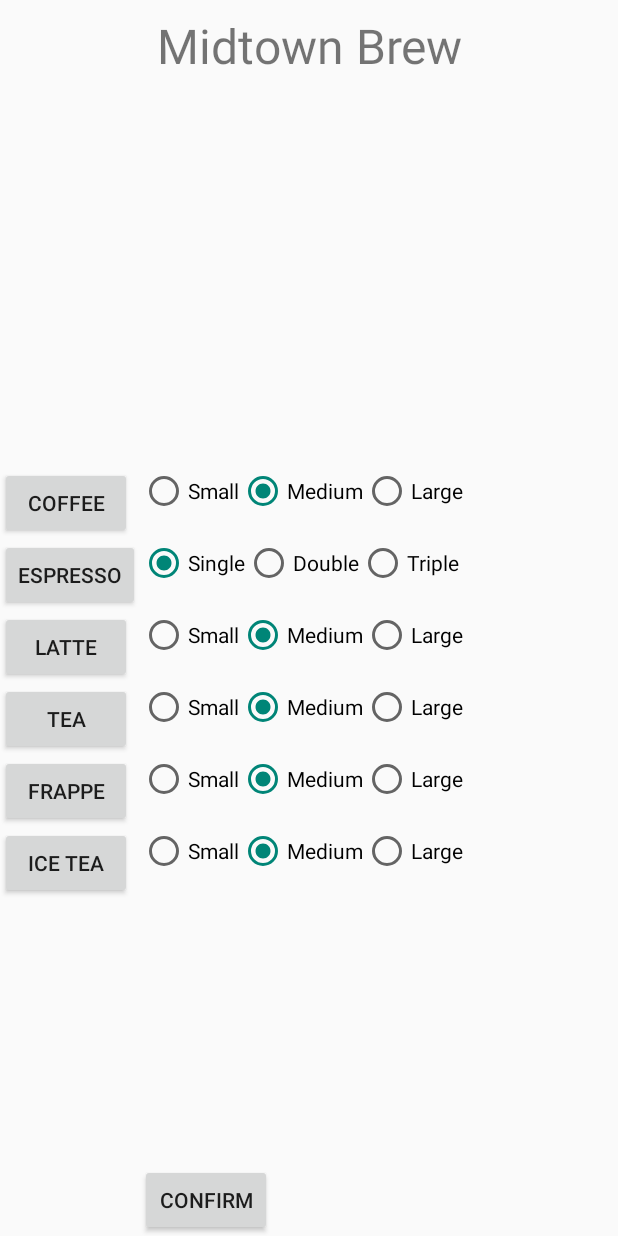
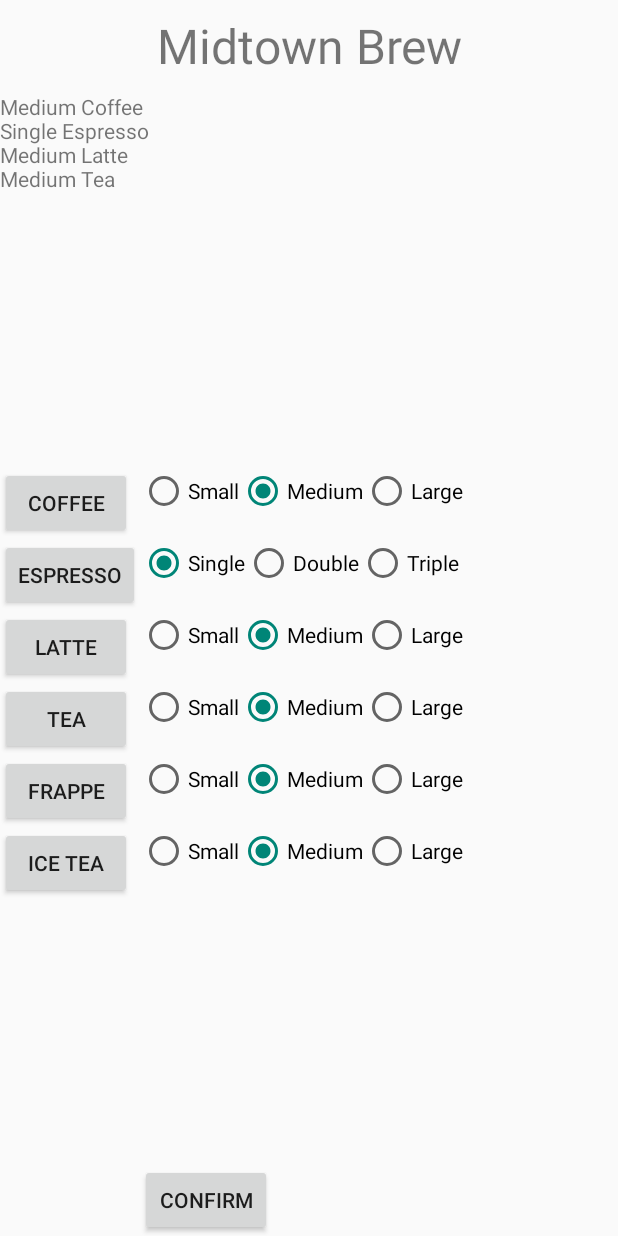
Before and after one commit to BeiwenLiu/IBMConversationApp, an Android app: the TouchTest screen opened directly, with no data from a screen before it, after a tap on "TEA", on a phone screen of 412 x 824 dp. Run offline under Robolectric (Android 15) with nearby library versions, the phone set to English and light mode, and no system bars; network calls fail; 3 other taps on this screen came first.

Commit message:
Integrate Google SST and overall view logging for responses
Change-Id: Ied8adaefd1ce1626697319c383c7da07e2593795

```diff
--- a/app/src/main/java/com/example/macbookretina/ibmconversation/TouchTest.java
+++ b/app/src/main/java/com/example/macbookretina/ibmconversation/TouchTest.java
@@ -1,27 +1,40 @@
 package com.example.macbookretina.ibmconversation;
 
+import android.content.ActivityNotFoundException;
+import android.content.Context;
+import android.content.Intent;
 import android.os.AsyncTask;
 import android.os.Bundle;
+import android.speech.RecognizerIntent;
 import android.support.v7.app.AppCompatActivity;
 import android.view.View;
 import android.widget.Button;
 import android.widget.RadioButton;
 import android.widget.RadioGroup;
 import android.widget.TextView;
+import android.widget.Toast;
 
+import org.json.JSONObject;
+
+import java.util.ArrayList;
 import java.util.HashMap;
+import java.util.Locale;
 
 /**
  * Created by MacbookRetina on 12/10/16.
  */
 public class TouchTest extends AppCompatActivity {
-    Button coffee,latte,espresso,tea,icetea,frappe,hamburger,chickennuggets,icecream,fries,cookies, softdrink, brewConfirm, cafeConfirm;
+    Button coffee,latte,espresso,tea,icetea,frappe,hamburger,chickennuggets,icecream,fries,cookies, softdrink, brewConfirm, cafeConfirm,watsonButton;
     RadioGroup coffeegroup, lattegroup,espressogroup, teagroup, iceteagroup, frappegroup;
 
     RadioGroup softdrinkgroup, friesgroup, icecreamgroup;
-    TextView brewview, cafeview;
+    TextView brewview, cafeview,watsonView,overallView;
     TouchHandler watson;
     HashMap<String, String> map;
+
+    WatsonService watsonService;
+    public final int SPEECH_REQUEST_CODE = 123;
+    String id = "00b866d89308247b213eb6ea90766acb";
 
 
     public void onCreate(Bundle savedInstanceState) {
@@ -57,13 +70,18 @@ public class TouchTest extends AppCompatActivity {
 
         brewview = (TextView) findViewById(R.id.brewView);
         cafeview = (TextView) findViewById(R.id.cafeView);
-
+        watsonView = (TextView) findViewById(R.id.watsonView);
+        overallView = (TextView) findViewById(R.id.overallView);
         brewConfirm = (Button) findViewById(R.id.brewConfirm);
         cafeConfirm = (Button) findViewById(R.id.cafeconfirm);
 
+        watsonButton = (Button) findViewById(R.id.watsonButton);
+
+        final Context context = this;
         map = new HashMap();
 
         watson = new TouchHandler();
+        watsonService = new WatsonService();
 
 
         coffee.setOnClickListener(new View.OnClickListener() {
@@ -201,7 +219,7 @@ public class TouchTest extends AppCompatActivity {
             @Override
             public void onClick(View v) {
                 Handle handler = new Handle();
-                handler.execute("", brewConfirm.getText().toString(),"");
+                handler.execute("", brewConfirm.getText().toString(), "");
             }
         });
 
@@ -213,18 +231,30 @@ public class TouchTest extends AppCompatActivity {
             }
         });
 
+        watsonButton.setOnClickListener(new View.OnClickListener() {
+            @Override
+            public void onClick(View v) {
+
+                GoogleSTT a = new GoogleSTT(context);
+                a.showGoogleInputDialog();
+            }
+        });
+
     }
 
     private class Handle extends AsyncTask<String, String, String> {
         String resp;
         String whichView;
         String cafe;
+        String brew;
         @Override
         protected String doInBackground(String... params) {
             resp = watson.handleCommand(params[0], params[1], params[2]);
             whichView = params[0];
             if (whichView.equals("Midtown Cafe")) {
                 cafe = params[2] + " " + params[1];
+            } else if (whichView.equals("Midtown Brew")) {
+                brew = params[2] + " " + params[1];
             }
             return null;
         };
@@ -232,12 +262,74 @@ public class TouchTest extends AppCompatActivity {
         @Override
         protected void onPostExecute(String result) {
             if (whichView.equals("Midtown Brew")) {
-                brewview.append(resp);
+                brewview.append(brew);
                 brewview.append("\n");
             } else if (whichView.equals("Midtown Cafe")) {
                 cafeview.append(cafe);
                 cafeview.append("\n");
             }
+
+            overallView.append(resp);
+            overallView.append("\n");
+
+        }
+    }
+
+    private class Watson extends AsyncTask<String, String, String> {
+        String resp;
+        String whichView;
+        String cafe;
+        @Override
+        protected String doInBackground(String... params) {
+            try {
+                JSONObject temp = watsonService.conversation(id, params[0], "1", "Speech");
+                resp = temp.get("text").toString();
+            } catch (Exception e) {
+                e.printStackTrace();
+            }
+            return null;
+        };
+
+        @Override
+        protected void onPostExecute(String result) {
+            watsonView.setText(resp);
+            overallView.append(resp);
+            overallView.append("\n");
+        }
+    }
+
+    public void showGoogleInputDialog() {
+        Intent intent = new Intent(RecognizerIntent.ACTION_RECOGNIZE_SPEECH);
+        intent.putExtra(RecognizerIntent.EXTRA_LANGUAGE_MODEL,
+                RecognizerIntent.LANGUAGE_MODEL_FREE_FORM);
+        intent.putExtra(RecognizerIntent.EXTRA_LANGUAGE, Locale.getDefault());
+        intent.putExtra(RecognizerIntent.EXTRA_PROMPT,
+                "Voice recognition Demo...");
+        intent.putExtra(RecognizerIntent.EXTRA_SPEECH_INPUT_COMPLETE_SILENCE_LENGTH_MILLIS, new Long(10000));
+        try {
+            startActivityForResult(intent, SPEECH_REQUEST_CODE);
+        } catch (ActivityNotFoundException a) {
+            Toast.makeText(getApplicationContext(), "Your device is not supported!",
+                    Toast.LENGTH_SHORT).show();
+        }
+    }
+
+    @Override
+    protected void onActivityResult(int requestCode, int resultCode, Intent data) {
+        super.onActivityResult(requestCode, resultCode, data);
+
+        switch (requestCode) {
+            case SPEECH_REQUEST_CODE: {
+                if (resultCode == RESULT_OK && null != data) {
+
+                    ArrayList<String> result = data
+                            .getStringArrayListExtra(RecognizerIntent.EXTRA_RESULTS);
+                    Watson handler = new Watson();
+                    handler.execute(result.get(0));
+                }
+                break;
+            }
+
         }
     }
 }
--- a/app/src/main/java/com/example/macbookretina/ibmconversation/WatsonService.java
+++ b/app/src/main/java/com/example/macbookretina/ibmconversation/WatsonService.java
@@ -37,7 +37,7 @@ public class WatsonService {
         cred.put("text", input);
         cred.put("seat", Integer.parseInt(seatNumber));
         cred.put("demo_id", demoID);
-        //cred.put("modality", modality);
+        cred.put("modality", modality);
         OutputStreamWriter wr= new OutputStreamWriter(connection.getOutputStream());
         wr.write(cred.toString());
         wr.close();
--- a/app/src/main/res/layout/touchtest.xml
+++ b/app/src/main/res/layout/touchtest.xml
@@ -502,4 +502,41 @@
 
     </GridLayout>
 
+    <TextView
+        android:layout_width="wrap_content"
+        android:layout_height="wrap_content"
+        android:id="@+id/watsonView"
+        android:layout_below="@+id/textView13"
+        android:layout_above="@+id/gridLayout"
+        android:layout_alignParentEnd="true"
+        android:layout_toEndOf="@+id/textView13" />
+
+    <Button
+        android:layout_width="wrap_content"
+        android:layout_height="wrap_content"
+        android:text="New Button"
+        android:id="@+id/watsonButton"
+        android:layout_below="@+id/cafeView"
+        android:layout_alignParentEnd="true"
+        android:layout_toEndOf="@+id/cafeView" />
+<ScrollView
+    android:layout_width="wrap_content"
+    android:layout_height="wrap_content"
+    android:layout_below="@+id/watsonButton"
+    android:layout_alignStart="@+id/watsonButton"
+    android:layout_alignBottom="@+id/gridLayout"
+    android:layout_alignParentEnd="true">
+
+
+    <TextView
+        android:layout_width="wrap_content"
+        android:layout_height="wrap_content"
+        android:id="@+id/overallView"
+        android:layout_below="@+id/watsonButton"
+        android:layout_alignStart="@+id/watsonButton"
+        android:layout_alignBottom="@+id/gridLayout"
+        android:layout_alignParentEnd="true" />
+
+</ScrollView>
+
 </RelativeLayout>
```
Also changed, not shown: app/src/main/java/com/example/macbookretina/ibmconversation/TouchHandler.java (+4 -3 lines), 32 other files.
